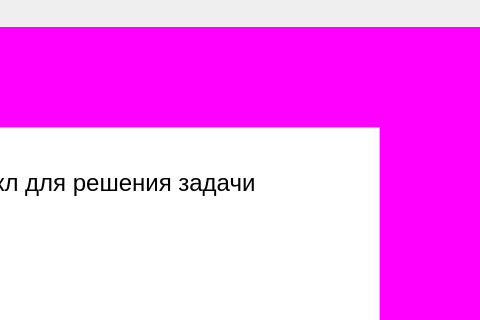
First picture: the form in SchoolProjectC/design.ui, repository Aydik/SchoolProjectC, before the edit; both pictures show x 520 to 1000 and y 0 to 320 of the 1000 by 700 pixel window.
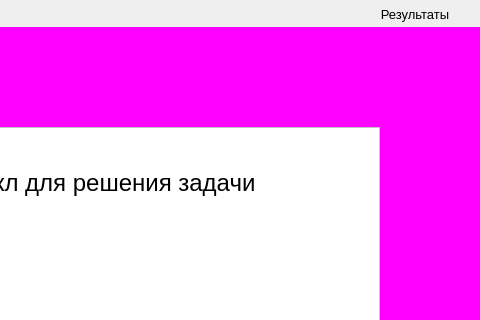
Second picture: the form after the edit.

Commit message: with dialog

```diff
--- a/SchoolProjectC/design.ui
+++ b/SchoolProjectC/design.ui
@@ -885,6 +885,41 @@
      </widget>
     </widget>
    </widget>
+   <widget class="QPushButton" name="ButtonCheck">
+    <property name="geometry">
+     <rect>
+      <x>875</x>
+      <y>2</y>
+      <width>120</width>
+      <height>25</height>
+     </rect>
+    </property>
+    <property name="font">
+     <font>
+      <pointsize>10</pointsize>
+      <weight>50</weight>
+      <bold>false</bold>
+     </font>
+    </property>
+    <property name="cursor">
+     <cursorShape>PointingHandCursor</cursorShape>
+    </property>
+    <property name="styleSheet">
+     <string notr="true">background-color: rgb(149, 149, 149);</string>
+    </property>
+    <property name="text">
+     <string>Результаты</string>
+    </property>
+    <property name="autoDefault">
+     <bool>false</bool>
+    </property>
+    <property name="default">
+     <bool>true</bool>
+    </property>
+    <property name="flat">
+     <bool>true</bool>
+    </property>
+   </widget>
   </widget>
   <widget class="QStatusBar" name="statusbar"/>
  </widget>
```
The commit also changes 3 other files.
